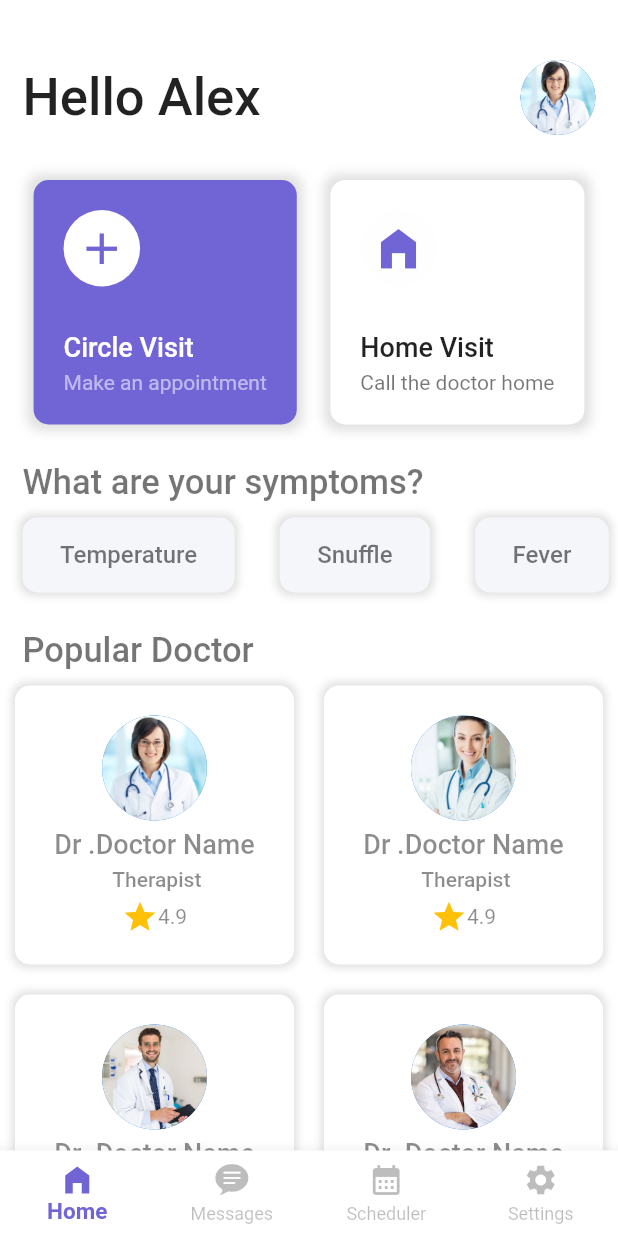
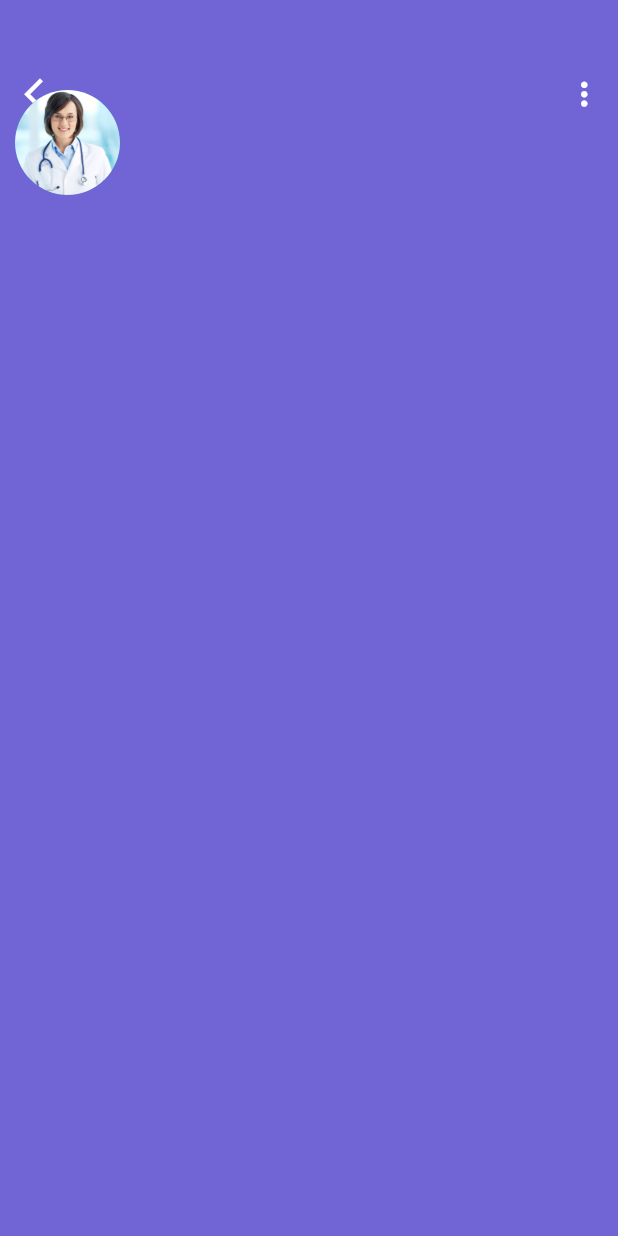
Before and after one commit to NourhanAbuGhaly/medical_healthcare_app, a Flutter app: the NavBArRoots screen opened directly, after a tap on "Dr .Doctor Name", on a phone screen of 412 x 824 dp. Run offline on Flutter 3.47's test engine with Material 2 defaults, Android fonts, the phone set to English and light mode, and no system bars.

Commit message:
medical_healthcare_app5

```diff
--- a/lib/main.dart
+++ b/lib/main.dart
@@ -1,4 +1,5 @@
 import 'package:flutter/material.dart';
+import 'package:medical_healthcare_app/screens/appointment_screen.dart';
 import 'package:medical_healthcare_app/screens/home_screen.dart';
 import 'package:medical_healthcare_app/screens/welcome_screen.dart';
 
@@ -14,7 +15,7 @@ class MyApp extends StatelessWidget {
   Widget build(BuildContext context) {
     return MaterialApp(
       debugShowCheckedModeBanner: false,
-      home: WelcomeScreen(),
+      home: AppointmentScreen(),
     );
   }
 }
--- /dev/null
+++ b/lib/screens/appointment_screen.dart
@@ -0,0 +1,69 @@
+import 'package:flutter/material.dart';
+
+class AppointmentScreen extends StatelessWidget {
+  AppointmentScreen({super.key});
+
+  List imge = [
+    "doctor1.jpg",
+    "doctor2.jpg",
+    "doctor3.jpg",
+    "doctor4.jpg",
+  ];
+
+  @override
+  Widget build(BuildContext context) {
+    return Scaffold(
+      backgroundColor: Color(0xFF7165D6),
+      body: SingleChildScrollView(
+        child: Column(
+          children: [
+            SizedBox(
+              height: 50,
+            ),
+            Padding(
+              padding: EdgeInsets.symmetric(horizontal: 10),
+              child: Stack(
+                children: [
+                  Row(
+                    mainAxisAlignment: MainAxisAlignment.spaceBetween,
+                    children: [
+                      InkWell(
+                        onTap: () {
+                          Navigator.pop(context);
+                        },
+                        child: Icon(
+                          Icons.arrow_back_ios_new,
+                          color: Colors.white,
+                          size: 25,
+                        ),
+                      ),
+                      InkWell(
+                        onTap: () {},
+                        child: Icon(
+                          Icons.more_vert,
+                          color: Colors.white,
+                          size: 25,
+                        ),
+                      )
+                    ],
+                  ),
+                  Padding(
+                    padding: EdgeInsets.symmetric(vertical: 10),
+                    child: Column(
+                      children: [
+                        CircleAvatar(
+                          radius: 35,
+                          backgroundImage: AssetImage("images/doctor1.jpg"),
+                        ),
+                      ],
+                    ),
+                  )
+                ],
+              ),
+            )
+          ],
+        ),
+      ),
+    );
+  }
+}
--- a/lib/screens/home_screen.dart
+++ b/lib/screens/home_screen.dart
@@ -1,4 +1,5 @@
 import 'package:flutter/material.dart';
+import 'package:medical_healthcare_app/screens/appointment_screen.dart';
 
 class HomeScreen extends StatefulWidget {
   const HomeScreen({super.key});
@@ -211,7 +212,12 @@ class _HomeScreenState extends State<HomeScreen> {
               physics: NeverScrollableScrollPhysics(),
               itemBuilder: (context, index) {
                 return InkWell(
-                  onTap: () {},
+                  onTap: () {
+                    Navigator.push(
+                        context,
+                        MaterialPageRoute(
+                            builder: (context) => AppointmentScreen()));
+                  },
                   child: Container(
                     margin: EdgeInsets.all(10),
                     padding: EdgeInsets.symmetric(vertical: 15),
--- /dev/null
+++ b/lib/screens/setting_screen.dart
@@ -0,0 +1,9 @@
+import 'package:flutter/material.dart';
+class SettingScreen extends StatelessWidget {
+  const SettingScreen({super.key});
+
+  @override
+  Widget build(BuildContext context) {
+    return const Placeholder();
+  }
+}
--- a/lib/widgets/navbar_root.dart
+++ b/lib/widgets/navbar_root.dart
@@ -1,6 +1,7 @@
 import 'package:flutter/cupertino.dart';
 import 'package:flutter/material.dart';
 import 'package:medical_healthcare_app/screens/home_screen.dart';
+import 'package:medical_healthcare_app/screens/setting_screen.dart';
 
 class NavBArRoots extends StatefulWidget {
   const NavBArRoots({super.key});
@@ -15,7 +16,7 @@ class _NavBArRootsState extends State<NavBArRoots> {
     HomeScreen(),
     Container(),
     Container(),
-    Container(),
+    SettingScreen(),
   ];
 
   @override
```
